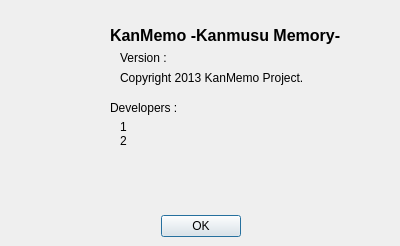
Old version of the form aboutdialog.ui in the repository ioriayane/KanmusuMemory.
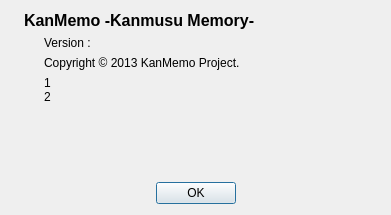
New version of the form. Icons and pictures are not drawn.

```diff
--- a/aboutdialog.ui
+++ b/aboutdialog.ui
@@ -6,41 +6,37 @@
    <rect>
     <x>0</x>
     <y>0</y>
-    <width>400</width>
-    <height>246</height>
+    <width>391</width>
+    <height>215</height>
    </rect>
   </property>
   <property name="windowTitle">
    <string>Kan Memo</string>
   </property>
-  <widget class="QDialogButtonBox" name="buttonBox">
-   <property name="geometry">
-    <rect>
-     <x>30</x>
-     <y>210</y>
-     <width>341</width>
-     <height>32</height>
-    </rect>
-   </property>
-   <property name="orientation">
-    <enum>Qt::Horizontal</enum>
-   </property>
-   <property name="standardButtons">
-    <set>QDialogButtonBox::Ok</set>
-   </property>
-   <property name="centerButtons">
-    <bool>true</bool>
-   </property>
-  </widget>
+  <property name="windowIcon">
+   <iconset resource="KanmusuMemory.qrc">
+    <normaloff>:/resources/KanmusuMemory32.png</normaloff>:/resources/KanmusuMemory32.png</iconset>
+  </property>
+  <layout class="QVBoxLayout" name="verticalLayout_3">
+   <item>
+    <layout class="QHBoxLayout" name="horizontalLayout_2">
+     <item>
+      <widget class="QLabel" name="label_2">
+       <property name="sizePolicy">
+        <sizepolicy hsizetype="Fixed" vsizetype="Fixed">
+         <horstretch>0</horstretch>
+         <verstretch>0</verstretch>
+        </sizepolicy>
+       </property>
+       <property name="pixmap">
+        <pixmap resource="KanmusuMemory.qrc">:/resources/KanmusuMemory80.png</pixmap>
+       </property>
+      </widget>
+     </item>
+     <item>
+      <layout class="QVBoxLayout" name="verticalLayout_2">
+       <item>
   <widget class="QLabel" name="label">
-   <property name="geometry">
-    <rect>
-     <x>110</x>
-     <y>20</y>
-     <width>291</width>
-     <height>31</height>
-    </rect>
-   </property>
    <property name="font">
     <font>
      <pointsize>12</pointsize>
@@ -52,54 +48,46 @@
     <string>KanMemo -Kanmusu Memory-</string>
    </property>
   </widget>
+       </item>
+       <item>
+        <layout class="QHBoxLayout" name="horizontalLayout">
+         <item>
+          <spacer name="horizontalSpacer">
+           <property name="orientation">
+            <enum>Qt::Horizontal</enum>
+           </property>
+           <property name="sizeType">
+            <enum>QSizePolicy::Fixed</enum>
+           </property>
+           <property name="sizeHint" stdset="0">
+            <size>
+             <width>20</width>
+             <height>20</height>
+            </size>
+           </property>
+          </spacer>
+         </item>
+         <item>
+          <layout class="QVBoxLayout" name="verticalLayout">
+           <item>
   <widget class="QLabel" name="versionLabel">
-   <property name="geometry">
-    <rect>
-     <x>120</x>
-     <y>50</y>
-     <width>281</width>
-     <height>16</height>
-    </rect>
-   </property>
    <property name="text">
     <string>Version : </string>
    </property>
   </widget>
+           </item>
+           <item>
   <widget class="QLabel" name="label_3">
-   <property name="geometry">
-    <rect>
-     <x>120</x>
-     <y>70</y>
-     <width>281</width>
-     <height>16</height>
-    </rect>
-   </property>
    <property name="text">
-    <string>Copyright 2013 KanMemo Project.</string>
-   </property>
-  </widget>
-  <widget class="QLabel" name="label_4">
-   <property name="geometry">
-    <rect>
-     <x>110</x>
-     <y>100</y>
-     <width>281</width>
-     <height>16</height>
-    </rect>
-   </property>
-   <property name="text">
-    <string>Developers : </string>
-   </property>
-  </widget>
+              <string>Copyright &amp;copy; 2013 KanMemo Project.</string>
+             </property>
+             <property name="textFormat">
+              <enum>Qt::RichText</enum>
+             </property>
+            </widget>
+           </item>
+           <item>
   <widget class="QLabel" name="developerLabel">
-   <property name="geometry">
-    <rect>
-     <x>120</x>
-     <y>120</y>
-     <width>271</width>
-     <height>81</height>
-    </rect>
-   </property>
    <property name="text">
     <string>1
 2</string>
@@ -108,8 +96,46 @@
     <set>Qt::AlignLeading|Qt::AlignLeft|Qt::AlignTop</set>
    </property>
   </widget>
- </widget>
- <resources/>
+           </item>
+          </layout>
+         </item>
+        </layout>
+       </item>
+      </layout>
+     </item>
+    </layout>
+   </item>
+   <item>
+    <spacer name="verticalSpacer">
+     <property name="orientation">
+      <enum>Qt::Vertical</enum>
+     </property>
+     <property name="sizeHint" stdset="0">
+      <size>
+       <width>20</width>
+       <height>40</height>
+      </size>
+     </property>
+    </spacer>
+   </item>
+   <item>
+    <widget class="QDialogButtonBox" name="buttonBox">
+     <property name="orientation">
+      <enum>Qt::Horizontal</enum>
+     </property>
+     <property name="standardButtons">
+      <set>QDialogButtonBox::Ok</set>
+     </property>
+     <property name="centerButtons">
+      <bool>true</bool>
+     </property>
+    </widget>
+   </item>
+  </layout>
+ </widget>
+ <resources>
+  <include location="KanmusuMemory.qrc"/>
+ </resources>
  <connections>
   <connection>
    <sender>buttonBox</sender>
```
Lines whose indentation alone changed are shown as unchanged.
